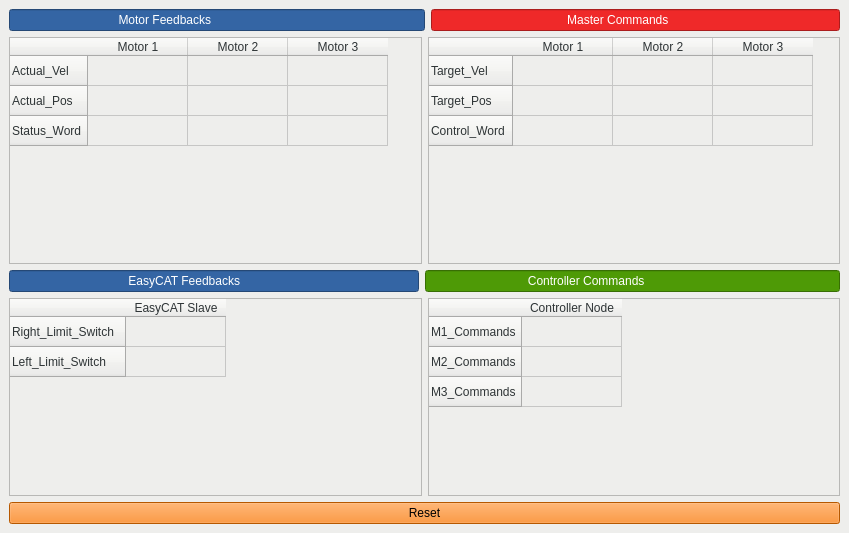
Qt form gui_pkg/ui/main_window.ui (veysiadn/spinerobot_ws) before a commit.
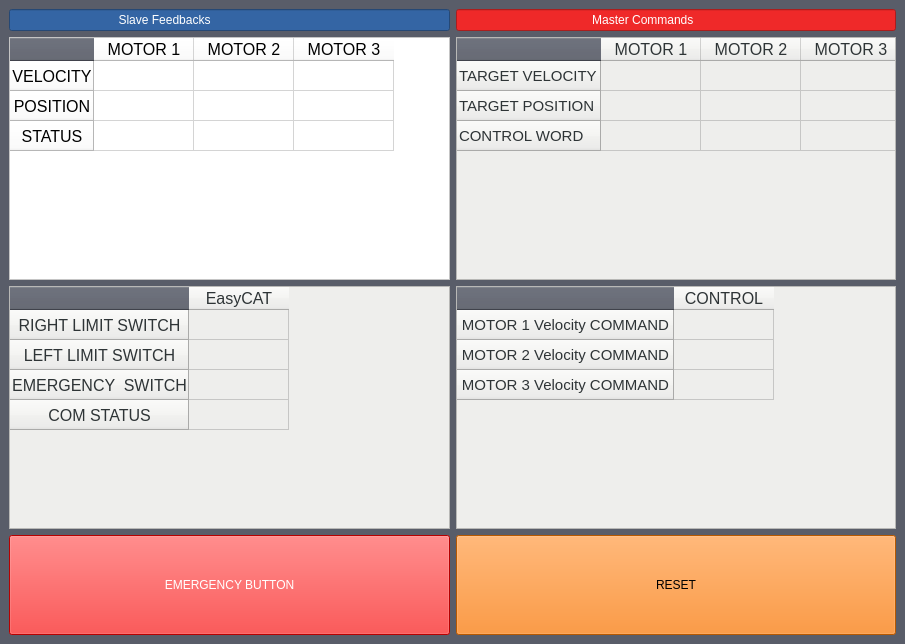
The same form after that commit.

Commit message: GUI emergency mode added

Diff of the .ui file:
```diff
--- a/gui_pkg/ui/main_window.ui
+++ b/gui_pkg/ui/main_window.ui
@@ -9,8 +9,8 @@
    <rect>
     <x>0</x>
     <y>0</y>
-    <width>849</width>
-    <height>533</height>
+    <width>905</width>
+    <height>644</height>
    </rect>
   </property>
   <property name="sizePolicy">
@@ -23,7 +23,7 @@
    <string>QRosApp</string>
   </property>
   <property name="styleSheet">
-   <string notr="true">background-color: rgb(238, 238, 236);</string>
+   <string notr="true">background-color: rgb(89, 93, 105);</string>
   </property>
   <widget class="QWidget" name="centralwidget">
    <property name="maximumSize">
@@ -33,192 +33,128 @@
     </size>
    </property>
    <layout class="QGridLayout" name="gridLayout">
-    <item row="0" column="0" colspan="2">
-     <widget class="QLineEdit" name="lineEdit">
-      <property name="enabled">
-       <bool>false</bool>
-      </property>
-      <property name="styleSheet">
-       <string notr="true">color: rgb(255, 255, 255);
-background-color: rgb(52, 101, 164);
-font: 75 12pt &quot;Noto Sans&quot;;</string>
-      </property>
-      <property name="text">
-       <string>                                Motor Feedbacks</string>
-      </property>
-     </widget>
-    </item>
-    <item row="0" column="2">
-     <widget class="QLineEdit" name="lineEdit_2">
-      <property name="enabled">
-       <bool>false</bool>
-      </property>
-      <property name="styleSheet">
-       <string notr="true">color: rgb(255, 255, 255);
-background-color: rgb(239, 41, 41);
-font: 75 12pt &quot;Noto Sans&quot;;</string>
-      </property>
-      <property name="text">
-       <string>                                        Master Commands</string>
-      </property>
-     </widget>
-    </item>
-    <item row="1" column="0" colspan="3">
+    <item row="1" column="0" colspan="2">
      <layout class="QHBoxLayout" name="horizontalLayout">
       <property name="sizeConstraint">
        <enum>QLayout::SetDefaultConstraint</enum>
       </property>
       <item>
-       <widget class="QTableWidget" name="table_motor_feedback">
-        <property name="enabled">
-         <bool>false</bool>
-        </property>
-        <property name="sizePolicy">
-         <sizepolicy hsizetype="Expanding" vsizetype="Expanding">
-          <horstretch>0</horstretch>
-          <verstretch>0</verstretch>
-         </sizepolicy>
-        </property>
-        <property name="styleSheet">
-         <string notr="true">color: rgb(46, 52, 54);
-selection-background-color: rgb(238, 238, 236);
-selection-color: rgb(238, 238, 236);
-background-color: rgb(238, 238, 236);
-alternate-background-color: rgb(238, 238, 236);</string>
-        </property>
-        <row>
-         <property name="text">
-          <string>Actual_Vel</string>
-         </property>
-        </row>
-        <row>
-         <property name="text">
-          <string>Actual_Pos</string>
-         </property>
-        </row>
-        <row>
-         <property name="text">
-          <string>Status_Word</string>
-         </property>
-        </row>
-        <column>
-         <property name="text">
-          <string>Motor 1</string>
-         </property>
-        </column>
-        <column>
-         <property name="text">
-          <string>Motor 2</string>
-         </property>
-        </column>
-        <column>
-         <property name="text">
-          <string>Motor 3</string>
-         </property>
-        </column>
-       </widget>
-      </item>
-      <item>
-       <widget class="QTableWidget" name="table_master_commands">
-        <property name="enabled">
-         <bool>false</bool>
-        </property>
-        <property name="sizePolicy">
-         <sizepolicy hsizetype="MinimumExpanding" vsizetype="MinimumExpanding">
-          <horstretch>0</horstretch>
-          <verstretch>0</verstretch>
-         </sizepolicy>
-        </property>
-        <property name="styleSheet">
-         <string notr="true">color: rgb(46, 52, 54);
-selection-background-color: rgb(238, 238, 236);
-selection-color: rgb(238, 238, 236);
-background-color: rgb(238, 238, 236);
-alternate-background-color: rgb(238, 238, 236);</string>
-        </property>
-        <row>
-         <property name="text">
-          <string>Target_Vel</string>
-         </property>
-        </row>
-        <row>
-         <property name="text">
-          <string>Target_Pos</string>
-         </property>
-        </row>
-        <row>
-         <property name="text">
-          <string>Control_Word</string>
-         </property>
-        </row>
-        <column>
-         <property name="text">
-          <string>Motor 1</string>
-         </property>
-        </column>
-        <column>
-         <property name="text">
-          <string>Motor 2</string>
-         </property>
-        </column>
-        <column>
-         <property name="text">
-          <string>Motor 3</string>
-         </property>
-        </column>
-       </widget>
-      </item>
-     </layout>
-    </item>
-    <item row="2" column="0">
-     <widget class="QLineEdit" name="lineEdit_3">
-      <property name="enabled">
-       <bool>false</bool>
-      </property>
-      <property name="styleSheet">
-       <string notr="true">color: rgb(255, 255, 255);
-background-color: rgb(52, 101, 164);
-font: 75 12pt &quot;Noto Sans&quot;;</string>
-      </property>
-      <property name="text">
-       <string>                                   EasyCAT Feedbacks</string>
-      </property>
-     </widget>
-    </item>
-    <item row="2" column="1" colspan="2">
-     <widget class="QLineEdit" name="lineEdit_4">
-      <property name="enabled">
-       <bool>false</bool>
-      </property>
-      <property name="styleSheet">
-       <string notr="true">color: rgb(255, 255, 255);
-font: 75 12pt &quot;Noto Sans&quot;;
-border-color: rgb(46, 52, 54);
-background-color: rgb(78, 154, 6);</string>
-      </property>
-      <property name="text">
-       <string>                              Controller Commands</string>
-      </property>
-     </widget>
-    </item>
-    <item row="3" column="0" colspan="3">
-     <layout class="QVBoxLayout" name="verticalLayout">
-      <property name="sizeConstraint">
-       <enum>QLayout::SetDefaultConstraint</enum>
-      </property>
-      <item>
-       <layout class="QHBoxLayout" name="horizontalLayout_2">
+       <layout class="QVBoxLayout" name="verticalLayout_2">
+        <item>
+         <widget class="QTableWidget" name="table_motor_feedback">
+          <property name="enabled">
+           <bool>false</bool>
+          </property>
+          <property name="sizePolicy">
+           <sizepolicy hsizetype="Expanding" vsizetype="Expanding">
+            <horstretch>0</horstretch>
+            <verstretch>0</verstretch>
+           </sizepolicy>
+          </property>
+          <property name="styleSheet">
+           <string notr="true">color: rgb(0, 0, 0);
+selection-background-color: rgb(255, 255, 255);
+selection-color: rgb(255, 255, 255);
+background-color: rgb(255, 255, 255);
+alternate-background-color: rgb(255, 255, 255);</string>
+          </property>
+          <row>
+           <property name="text">
+            <string>VELOCITY</string>
+           </property>
+           <property name="font">
+            <font>
+             <pointsize>12</pointsize>
+            </font>
+           </property>
+           <property name="textAlignment">
+            <set>AlignCenter</set>
+           </property>
+          </row>
+          <row>
+           <property name="text">
+            <string>POSITION</string>
+           </property>
+           <property name="font">
+            <font>
+             <pointsize>12</pointsize>
+            </font>
+           </property>
+           <property name="textAlignment">
+            <set>AlignCenter</set>
+           </property>
+          </row>
+          <row>
+           <property name="text">
+            <string>STATUS</string>
+           </property>
+           <property name="font">
+            <font>
+             <pointsize>12</pointsize>
+            </font>
+           </property>
+           <property name="textAlignment">
+            <set>AlignCenter</set>
+           </property>
+          </row>
+          <column>
+           <property name="text">
+            <string>MOTOR 1</string>
+           </property>
+           <property name="font">
+            <font>
+             <pointsize>12</pointsize>
+            </font>
+           </property>
+           <property name="textAlignment">
+            <set>AlignCenter</set>
+           </property>
+          </column>
+          <column>
+           <property name="text">
+            <string>MOTOR 2</string>
+           </property>
+           <property name="font">
+            <font>
+             <pointsize>12</pointsize>
+            </font>
+           </property>
+           <property name="textAlignment">
+            <set>AlignCenter</set>
+           </property>
+          </column>
+          <column>
+           <property name="text">
+            <string>MOTOR 3</string>
+           </property>
+           <property name="font">
+            <font>
+             <pointsize>12</pointsize>
+            </font>
+           </property>
+           <property name="textAlignment">
+            <set>AlignCenter</set>
+           </property>
+          </column>
+         </widget>
+        </item>
         <item>
          <widget class="QTableWidget" name="table_easycat">
           <property name="enabled">
            <bool>false</bool>
           </property>
           <property name="sizePolicy">
-           <sizepolicy hsizetype="MinimumExpanding" vsizetype="Minimum">
+           <sizepolicy hsizetype="MinimumExpanding" vsizetype="MinimumExpanding">
             <horstretch>0</horstretch>
             <verstretch>0</verstretch>
            </sizepolicy>
           </property>
+          <property name="minimumSize">
+           <size>
+            <width>0</width>
+            <height>0</height>
+           </size>
+          </property>
           <property name="styleSheet">
            <string notr="true">color: rgb(46, 52, 54);
 selection-background-color: rgb(238, 238, 236);
@@ -228,17 +164,163 @@
           </property>
           <row>
            <property name="text">
-            <string>Right_Limit_Switch</string>
+            <string>RIGHT LIMIT SWITCH</string>
            </property>
+           <property name="font">
+            <font>
+             <pointsize>12</pointsize>
+            </font>
+           </property>
+           <property name="textAlignment">
+            <set>AlignCenter</set>
+           </property>
           </row>
           <row>
            <property name="text">
-            <string>Left_Limit_Switch</string>
+            <string>LEFT LIMIT SWITCH</string>
            </property>
+           <property name="font">
+            <font>
+             <pointsize>12</pointsize>
+            </font>
+           </property>
+           <property name="textAlignment">
+            <set>AlignCenter</set>
+           </property>
           </row>
+          <row>
+           <property name="text">
+            <string>EMERGENCY  SWITCH</string>
+           </property>
+           <property name="font">
+            <font>
+             <pointsize>12</pointsize>
+            </font>
+           </property>
+           <property name="textAlignment">
+            <set>AlignCenter</set>
+           </property>
+          </row>
+          <row>
+           <property name="text">
+            <string>COM STATUS</string>
+           </property>
+           <property name="font">
+            <font>
+             <pointsize>12</pointsize>
+            </font>
+           </property>
+           <property name="textAlignment">
+            <set>AlignCenter</set>
+           </property>
+          </row>
           <column>
            <property name="text">
-            <string>EasyCAT Slave</string>
+            <string>EasyCAT</string>
+           </property>
+           <property name="font">
+            <font>
+             <pointsize>12</pointsize>
+            </font>
+           </property>
+           <property name="textAlignment">
+            <set>AlignCenter</set>
+           </property>
+          </column>
+         </widget>
+        </item>
+       </layout>
+      </item>
+      <item>
+       <layout class="QVBoxLayout" name="verticalLayout_4">
+        <item>
+         <widget class="QTableWidget" name="table_master_commands">
+          <property name="enabled">
+           <bool>false</bool>
+          </property>
+          <property name="sizePolicy">
+           <sizepolicy hsizetype="MinimumExpanding" vsizetype="MinimumExpanding">
+            <horstretch>0</horstretch>
+            <verstretch>0</verstretch>
+           </sizepolicy>
+          </property>
+          <property name="minimumSize">
+           <size>
+            <width>0</width>
+            <height>100</height>
+           </size>
+          </property>
+          <property name="styleSheet">
+           <string notr="true">color: rgb(46, 52, 54);
+selection-background-color: rgb(238, 238, 236);
+selection-color: rgb(238, 238, 236);
+background-color: rgb(238, 238, 236);
+alternate-background-color: rgb(238, 238, 236);</string>
+          </property>
+          <property name="verticalScrollBarPolicy">
+           <enum>Qt::ScrollBarAlwaysOff</enum>
+          </property>
+          <property name="horizontalScrollBarPolicy">
+           <enum>Qt::ScrollBarAlwaysOff</enum>
+          </property>
+          <row>
+           <property name="text">
+            <string>TARGET VELOCITY</string>
+           </property>
+           <property name="font">
+            <font>
+             <pointsize>11</pointsize>
+            </font>
+           </property>
+          </row>
+          <row>
+           <property name="text">
+            <string>TARGET POSITION</string>
+           </property>
+           <property name="font">
+            <font>
+             <pointsize>11</pointsize>
+            </font>
+           </property>
+          </row>
+          <row>
+           <property name="text">
+            <string>CONTROL WORD</string>
+           </property>
+           <property name="font">
+            <font>
+             <pointsize>11</pointsize>
+            </font>
+           </property>
+          </row>
+          <column>
+           <property name="text">
+            <string>MOTOR 1</string>
+           </property>
+           <property name="font">
+            <font>
+             <pointsize>12</pointsize>
+            </font>
+           </property>
+          </column>
+          <column>
+           <property name="text">
+            <string>MOTOR 2</string>
+           </property>
+           <property name="font">
+            <font>
+             <pointsize>12</pointsize>
+            </font>
+           </property>
+          </column>
+          <column>
+           <property name="text">
+            <string>MOTOR 3</string>
+           </property>
+           <property name="font">
+            <font>
+             <pointsize>12</pointsize>
+            </font>
            </property>
           </column>
          </widget>
@@ -254,367 +336,6 @@
             <verstretch>0</verstretch>
            </sizepolicy>
           </property>
-          <property name="palette">
-           <palette>
-            <active>
-             <colorrole role="WindowText">
-              <brush brushstyle="SolidPattern">
-               <color alpha="255">
-                <red>46</red>
-                <green>52</green>
-                <blue>54</blue>
-               </color>
-              </brush>
-             </colorrole>
-             <colorrole role="Button">
-              <brush brushstyle="SolidPattern">
-               <color alpha="255">
-                <red>238</red>
-                <green>238</green>
-                <blue>236</blue>
-               </color>
-              </brush>
-             </colorrole>
-             <colorrole role="Midlight">
-              <brush brushstyle="SolidPattern">
-               <color alpha="255">
-                <red>211</red>
-                <green>215</green>
-                <blue>207</blue>
-               </color>
-              </brush>
-             </colorrole>
-             <colorrole role="Dark">
-              <brush brushstyle="SolidPattern">
-               <color alpha="255">
-                <red>64</red>
-                <green>65</green>
-                <blue>66</blue>
-               </color>
-              </brush>
-             </colorrole>
-             <colorrole role="Mid">
-              <brush brushstyle="SolidPattern">
-               <color alpha="255">
-                <red>160</red>
-                <green>160</green>
-                <blue>160</blue>
-               </color>
-              </brush>
-             </colorrole>
-             <colorrole role="Text">
-              <brush brushstyle="SolidPattern">
-               <color alpha="255">
-                <red>0</red>
-                <green>0</green>
-                <blue>0</blue>
-               </color>
-              </brush>
-             </colorrole>
-             <colorrole role="ButtonText">
-              <brush brushstyle="SolidPattern">
-               <color alpha="255">
-                <red>46</red>
-                <green>52</green>
-                <blue>54</blue>
-               </color>
-              </brush>
-             </colorrole>
-             <colorrole role="Base">
-              <brush brushstyle="SolidPattern">
-               <color alpha="255">
-                <red>238</red>
-                <green>238</green>
-                <blue>236</blue>
-               </color>
-              </brush>
-             </colorrole>
-             <colorrole role="Window">
-              <brush brushstyle="SolidPattern">
-               <color alpha="255">
-                <red>238</red>
-                <green>238</green>
-                <blue>236</blue>
-               </color>
-              </brush>
-             </colorrole>
-             <colorrole role="Shadow">
-              <brush brushstyle="SolidPattern">
-               <color alpha="255">
-                <red>118</red>
-                <green>118</green>
-                <blue>118</blue>
-               </color>
-              </brush>
-             </colorrole>
-             <colorrole role="Highlight">
-              <brush brushstyle="SolidPattern">
-               <color alpha="255">
-                <red>239</red>
-                <green>41</green>
-                <blue>41</blue>
-               </color>
-              </brush>
-             </colorrole>
-             <colorrole role="HighlightedText">
-              <brush brushstyle="SolidPattern">
-               <color alpha="255">
-                <red>238</red>
-                <green>238</green>
-                <blue>236</blue>
-               </color>
-              </brush>
-             </colorrole>
-             <colorrole role="AlternateBase">
-              <brush brushstyle="SolidPattern">
-               <color alpha="255">
-                <red>238</red>
-                <green>238</green>
-                <blue>236</blue>
-               </color>
-              </brush>
-             </colorrole>
-            </active>
-            <inactive>
-             <colorrole role="WindowText">
-              <brush brushstyle="SolidPattern">
-               <color alpha="255">
-                <red>46</red>
-                <green>52</green>
-                <blue>54</blue>
-               </color>
-              </brush>
-             </colorrole>
-             <colorrole role="Button">
-              <brush brushstyle="SolidPattern">
-               <color alpha="255">
-                <red>238</red>
-                <green>238</green>
-                <blue>236</blue>
-               </color>
-              </brush>
-             </colorrole>
-             <colorrole role="Midlight">
-              <brush brushstyle="SolidPattern">
-               <color alpha="255">
-                <red>202</red>
-                <green>202</green>
-                <blue>202</blue>
-               </color>
-              </brush>
-             </colorrole>
-             <colorrole role="Dark">
-              <brush brushstyle="SolidPattern">
-               <color alpha="255">
-                <red>64</red>
-                <green>65</green>
-                <blue>66</blue>
-               </color>
-              </brush>
-             </colorrole>
-             <colorrole role="Mid">
-              <brush brushstyle="SolidPattern">
-               <color alpha="255">
-                <red>160</red>
-                <green>160</green>
-                <blue>160</blue>
-               </color>
-              </brush>
-             </colorrole>
-             <colorrole role="Text">
-              <brush brushstyle="SolidPattern">
-               <color alpha="255">
-                <red>0</red>
-                <green>0</green>
-                <blue>0</blue>
-               </color>
-              </brush>
-             </colorrole>
-             <colorrole role="ButtonText">
-              <brush brushstyle="SolidPattern">
-               <color alpha="255">
-                <red>46</red>
-                <green>52</green>
-                <blue>54</blue>
-               </color>
-              </brush>
-             </colorrole>
-             <colorrole role="Base">
-              <brush brushstyle="SolidPattern">
-               <color alpha="255">
-                <red>238</red>
-                <green>238</green>
-                <blue>236</blue>
-               </color>
-              </brush>
-             </colorrole>
-             <colorrole role="Window">
-              <brush brushstyle="SolidPattern">
-               <color alpha="255">
-                <red>238</red>
-                <green>238</green>
-                <blue>236</blue>
-               </color>
-              </brush>
-             </colorrole>
-             <colorrole role="Shadow">
-              <brush brushstyle="SolidPattern">
-               <color alpha="255">
-                <red>118</red>
-                <green>118</green>
-                <blue>118</blue>
-               </color>
-              </brush>
-             </colorrole>
-             <colorrole role="Highlight">
-              <brush brushstyle="SolidPattern">
-               <color alpha="255">
-                <red>186</red>
-                <green>189</green>
-                <blue>182</blue>
-               </color>
-              </brush>
-             </colorrole>
-             <colorrole role="HighlightedText">
-              <brush brushstyle="SolidPattern">
-               <color alpha="255">
-                <red>238</red>
-                <green>238</green>
-                <blue>236</blue>
-               </color>
-              </brush>
-             </colorrole>
-             <colorrole role="AlternateBase">
-              <brush brushstyle="SolidPattern">
-               <color alpha="255">
-                <red>238</red>
-                <green>238</green>
-                <blue>236</blue>
-               </color>
-              </brush>
-             </colorrole>
-            </inactive>
-            <disabled>
-             <colorrole role="WindowText">
-              <brush brushstyle="SolidPattern">
-               <color alpha="255">
-                <red>46</red>
-                <green>52</green>
-                <blue>54</blue>
-               </color>
-              </brush>
-             </colorrole>
-             <colorrole role="Button">
-              <brush brushstyle="SolidPattern">
-               <color alpha="255">
-                <red>238</red>
-                <green>238</green>
-                <blue>236</blue>
-               </color>
-              </brush>
-             </colorrole>
-             <colorrole role="Midlight">
-              <brush brushstyle="SolidPattern">
-               <color alpha="255">
-                <red>202</red>
-                <green>202</green>
-                <blue>202</blue>
-               </color>
-              </brush>
-             </colorrole>
-             <colorrole role="Dark">
-              <brush brushstyle="SolidPattern">
-               <color alpha="255">
-                <red>46</red>
-                <green>52</green>
-                <blue>54</blue>
-               </color>
-              </brush>
-             </colorrole>
-             <colorrole role="Mid">
-              <brush brushstyle="SolidPattern">
-               <color alpha="255">
-                <red>136</red>
-                <green>138</green>
-                <blue>133</blue>
-               </color>
-              </brush>
-             </colorrole>
-             <colorrole role="Text">
-              <brush brushstyle="SolidPattern">
-               <color alpha="255">
-                <red>0</red>
-                <green>0</green>
-                <blue>0</blue>
-               </color>
-              </brush>
-             </colorrole>
-             <colorrole role="ButtonText">
-              <brush brushstyle="SolidPattern">
-               <color alpha="255">
-                <red>46</red>
-                <green>52</green>
-                <blue>54</blue>
-               </color>
-              </brush>
-             </colorrole>
-             <colorrole role="Base">
-              <brush brushstyle="SolidPattern">
-               <color alpha="255">
-                <red>238</red>
-                <green>238</green>
-                <blue>236</blue>
-               </color>
-              </brush>
-             </colorrole>
-             <colorrole role="Window">
-              <brush brushstyle="SolidPattern">
-               <color alpha="255">
-                <red>238</red>
-                <green>238</green>
-                <blue>236</blue>
-               </color>
-              </brush>
-             </colorrole>
-             <colorrole role="Shadow">
-              <brush brushstyle="SolidPattern">
-               <color alpha="255">
-                <red>136</red>
-                <green>138</green>
-                <blue>133</blue>
-               </color>
-              </brush>
-             </colorrole>
-             <colorrole role="Highlight">
-              <brush brushstyle="SolidPattern">
-               <color alpha="255">
-                <red>0</red>
-                <green>0</green>
-                <blue>0</blue>
-               </color>
-              </brush>
-             </colorrole>
-             <colorrole role="HighlightedText">
-              <brush brushstyle="SolidPattern">
-               <color alpha="255">
-                <red>238</red>
-                <green>238</green>
-                <blue>236</blue>
-               </color>
-              </brush>
-             </colorrole>
-             <colorrole role="AlternateBase">
-              <brush brushstyle="SolidPattern">
-               <color alpha="255">
-                <red>238</red>
-                <green>238</green>
-                <blue>236</blue>
-               </color>
-              </brush>
-             </colorrole>
-            </disabled>
-           </palette>
-          </property>
           <property name="styleSheet">
            <string notr="true">color: rgb(46, 52, 54);
 selection-background-color: rgb(238, 238, 236);
@@ -624,36 +345,54 @@
           </property>
           <row>
            <property name="text">
-            <string>M1_Commands</string>
+            <string>MOTOR 1 Velocity COMMAND</string>
            </property>
-           <property name="background">
-            <color>
-             <red>238</red>
-             <green>238</green>
-             <blue>236</blue>
-            </color>
+           <property name="font">
+            <font>
+             <pointsize>11</pointsize>
+            </font>
            </property>
+           <property name="textAlignment">
+            <set>AlignCenter</set>
+           </property>
           </row>
           <row>
            <property name="text">
-            <string>M2_Commands</string>
+            <string>MOTOR 2 Velocity COMMAND</string>
            </property>
+           <property name="font">
+            <font>
+             <pointsize>11</pointsize>
+            </font>
+           </property>
+           <property name="textAlignment">
+            <set>AlignCenter</set>
+           </property>
           </row>
           <row>
            <property name="text">
-            <string>M3_Commands</string>
+            <string>MOTOR 3 Velocity COMMAND</string>
+           </property>
+           <property name="font">
+            <font>
+             <pointsize>11</pointsize>
+            </font>
+           </property>
+           <property name="textAlignment">
+            <set>AlignCenter</set>
            </property>
           </row>
           <column>
            <property name="text">
-            <string>Controller Node</string>
+            <string>CONTROL</string>
            </property>
-           <property name="background">
-            <color>
-             <red>238</red>
-             <green>238</green>
-             <blue>236</blue>
-            </color>
+           <property name="font">
+            <font>
+             <pointsize>12</pointsize>
+            </font>
+           </property>
+           <property name="textAlignment">
+            <set>AlignCenter</set>
            </property>
           </column>
           <item row="0" column="0">
@@ -674,26 +413,100 @@
         </item>
        </layout>
       </item>
+     </layout>
+    </item>
+    <item row="2" column="0" colspan="2">
+     <layout class="QVBoxLayout" name="verticalLayout">
+      <property name="sizeConstraint">
+       <enum>QLayout::SetDefaultConstraint</enum>
+      </property>
       <item>
-       <widget class="QPushButton" name="button_reset_">
-        <property name="sizePolicy">
-         <sizepolicy hsizetype="Minimum" vsizetype="Fixed">
-          <horstretch>0</horstretch>
-          <verstretch>0</verstretch>
-         </sizepolicy>
-        </property>
-        <property name="styleSheet">
-         <string notr="true">color:rgb(0, 0, 0);
+       <layout class="QHBoxLayout" name="horizontalLayout_2">
+        <item>
+         <widget class="QPushButton" name="emergency_button_">
+          <property name="enabled">
+           <bool>true</bool>
+          </property>
+          <property name="sizePolicy">
+           <sizepolicy hsizetype="Minimum" vsizetype="Maximum">
+            <horstretch>0</horstretch>
+            <verstretch>0</verstretch>
+           </sizepolicy>
+          </property>
+          <property name="minimumSize">
+           <size>
+            <width>100</width>
+            <height>100</height>
+           </size>
+          </property>
+          <property name="styleSheet">
+           <string notr="true">color: rgb(255, 255, 255);
+background-color: rgb(255, 0,0);
+font: bold 75 15pt &quot;Noto Sans&quot;;</string>
+          </property>
+          <property name="text">
+           <string>EMERGENCY BUTTON</string>
+          </property>
+         </widget>
+        </item>
+        <item>
+         <widget class="QPushButton" name="button_reset_">
+          <property name="sizePolicy">
+           <sizepolicy hsizetype="Minimum" vsizetype="Fixed">
+            <horstretch>0</horstretch>
+            <verstretch>0</verstretch>
+           </sizepolicy>
+          </property>
+          <property name="minimumSize">
+           <size>
+            <width>100</width>
+            <height>100</height>
+           </size>
+          </property>
+          <property name="styleSheet">
+           <string notr="true">color: rgb(0, 0, 0);
 background-color:rgb(255,123,0);
-</string>
-        </property>
-        <property name="text">
-         <string>Reset</string>
-        </property>
-       </widget>
+font: bold 75 15pt &quot;Noto Sans&quot;;</string>
+          </property>
+          <property name="text">
+           <string>RESET</string>
+          </property>
+         </widget>
+        </item>
+       </layout>
       </item>
      </layout>
     </item>
+    <item row="0" column="0">
+     <widget class="QLineEdit" name="lineEdit">
+      <property name="enabled">
+       <bool>false</bool>
+      </property>
+      <property name="styleSheet">
+       <string notr="true">color: rgb(255, 255, 255);
+background-color: rgb(52, 101, 164);
+font: 75 12pt &quot;Noto Sans&quot;;</string>
+      </property>
+      <property name="text">
+       <string>                                Slave Feedbacks</string>
+      </property>
+     </widget>
+    </item>
+    <item row="0" column="1">
+     <widget class="QLineEdit" name="lineEdit_2">
+      <property name="enabled">
+       <bool>false</bool>
+      </property>
+      <property name="styleSheet">
+       <string notr="true">color: rgb(255, 255, 255);
+background-color: rgb(239, 41, 41);
+font: 75 12pt &quot;Noto Sans&quot;;</string>
+      </property>
+      <property name="text">
+       <string>                                        Master Commands</string>
+      </property>
+     </widget>
+    </item>
    </layout>
   </widget>
   <action name="action_Quit">
```
The commit also changes 14 other files.
